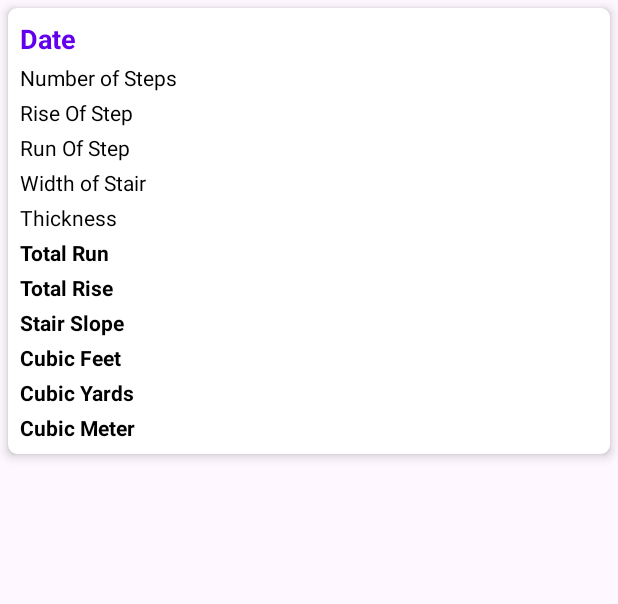
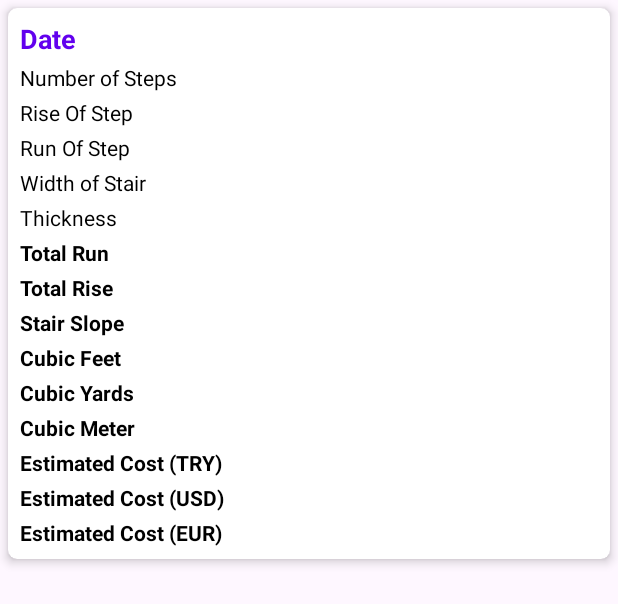
Before and after one commit to emirhanngurel/AndroidMobileAppForStructuralEngineeringDesign, an Android app: the layout item.xml on its own in the app's theme, with its tools: preview values and no code run, on a phone screen of 412 x 824 dp. Shown: the top 604 px of the screen. Run offline under Robolectric (Android 15) with nearby library versions, the phone set to English and light mode, and no system bars.

Commit message:
cost calculation implementation completed

```diff
--- a/app/src/main/AndroidManifest.xml
+++ b/app/src/main/AndroidManifest.xml
@@ -3,6 +3,9 @@
     xmlns:tools="http://schemas.android.com/tools">
 
     <uses-permission android:name="android.permission.WRITE_EXTERNAL_STORAGE" />
+    <uses-permission android:name="android.permission.INTERNET" />
+    <uses-permission android:name="android.permission.ACCESS_NETWORK_STATE" />
+    <uses-permission android:name="android.permission.ACCESS_WIFI_STATE" />
 
     <application
         android:allowBackup="true"
@@ -14,7 +17,8 @@
         android:supportsRtl="true"
         android:theme="@style/Theme.StairReinforcementCalculator"
         tools:targetApi="31"
-        android:enableOnBackInvokedCallback="true">
+        android:enableOnBackInvokedCallback="true"
+        android:usesCleartextTraffic="true">
         <activity
             android:name=".HomePage"
             android:exported="false" />
--- a/app/src/main/java/com/gema/stairreinforcement/HomePage.java
+++ b/app/src/main/java/com/gema/stairreinforcement/HomePage.java
@@ -7,14 +7,13 @@ import androidx.fragment.app.FragmentTransaction;
 
 import android.os.Bundle;
 import android.view.View;
-import android.widget.Button;
-import android.widget.EditText;
 
 import com.gema.stairreinforcement.databinding.ActivityMainPageBinding;
 import com.gema.stairreinforcement.databinding.FragmentHomeBinding;
-import com.google.android.material.bottomnavigation.BottomNavigationView;
 import com.google.firebase.auth.FirebaseAuth;
 import com.google.firebase.auth.FirebaseUser;
+
+import java.util.Calendar;
 
 public class HomePage extends AppCompatActivity {
 
--- a/app/src/main/java/com/gema/stairreinforcement/MainActivity.java
+++ b/app/src/main/java/com/gema/stairreinforcement/MainActivity.java
@@ -3,7 +3,6 @@ package com.gema.stairreinforcement;
 import android.content.Intent;
 import android.os.Bundle;
 import android.os.Handler;
-import android.view.View;
 
 import androidx.appcompat.app.AppCompatActivity;
 
--- a/app/src/main/java/com/gema/stairreinforcement/ProfileFragment.java
+++ b/app/src/main/java/com/gema/stairreinforcement/ProfileFragment.java
@@ -16,6 +16,7 @@ import android.widget.EditText;
 import android.widget.TextView;
 import android.widget.Toast;
 
+import com.gema.stairreinforcement.SignOn;
 import com.gema.stairreinforcement.databinding.FragmentProfileBinding;
 import com.google.android.gms.tasks.OnCompleteListener;
 import com.google.android.gms.tasks.Task;
@@ -61,7 +62,7 @@ public class ProfileFragment extends Fragment {
         signOutButton.setOnClickListener(v -> {
             FirebaseAuth.getInstance().signOut();
             Toast.makeText(getActivity(),"Logged out successfully.",Toast.LENGTH_SHORT).show();
-            startActivity(new Intent(getActivity(),SignOn.class));
+            startActivity(new Intent(getActivity(), SignOn.class));
             getActivity().finish();
         });
 
--- a/app/src/main/res/layout/activity_main_page.xml
+++ b/app/src/main/res/layout/activity_main_page.xml
@@ -10,8 +10,7 @@
     <com.google.android.material.bottomnavigation.BottomNavigationView
         android:id="@+id/bottomNavigationView"
         android:layout_width="match_parent"
-        android:layout_height="wrap_content"
-        android:layout_marginBottom="1dp"
+        android:layout_height="0dp"
         android:fontFamily="@font/questrial"
         app:layout_constraintBottom_toBottomOf="parent"
         app:layout_constraintEnd_toEndOf="parent"
--- a/app/src/main/res/layout/item.xml
+++ b/app/src/main/res/layout/item.xml
@@ -120,6 +120,33 @@
             android:textColor="@color/black"
             android:textStyle="bold" />
 
+        <TextView
+        android:id="@+id/idTurkishLira"
+        android:layout_width="match_parent"
+        android:layout_height="wrap_content"
+        android:padding="2dp"
+        android:text="Estimated Cost (TRY)"
+        android:textColor="@color/black"
+        android:textStyle="bold" />
+
+        <TextView
+            android:id="@+id/idUSDollar"
+            android:layout_width="match_parent"
+            android:layout_height="wrap_content"
+            android:padding="2dp"
+            android:text="Estimated Cost (USD)"
+            android:textColor="@color/black"
+            android:textStyle="bold" />
+
+        <TextView
+            android:id="@+id/idEuro"
+            android:layout_width="match_parent"
+            android:layout_height="wrap_content"
+            android:padding="2dp"
+            android:text="Estimated Cost (EUR)"
+            android:textColor="@color/black"
+            android:textStyle="bold" />
+
 
     </LinearLayout>
 
```
Also changed, not shown: app/build.gradle (+8 -0 lines), app/src/main/java/com/gema/stairreinforcement/Calculation.java (+27 -0 lines), app/src/main/java/com/gema/stairreinforcement/CalculationAdapter.java (+8 -4 lines), app/src/main/java/com/gema/stairreinforcement/HomeFragment.java (+67 -16 lines), app/src/main/java/com/gema/stairreinforcement/ReportsFragment.java (+0 -12 lines), app/src/main/res/layout/fragment_home.xml (+25 -25 lines).
